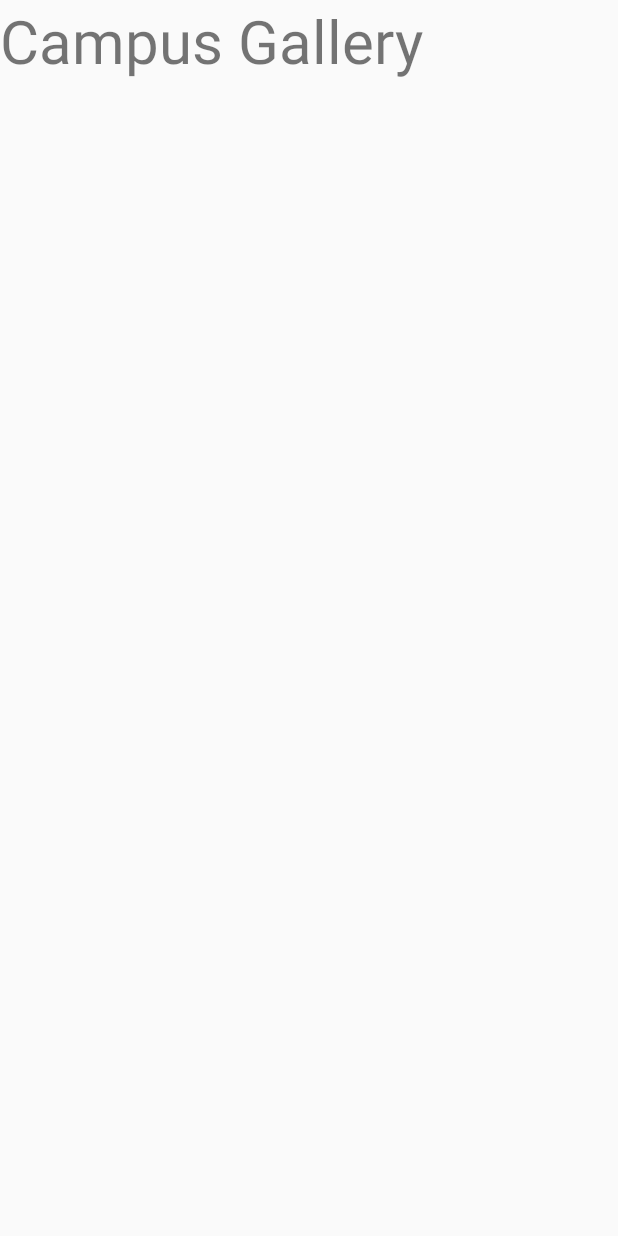
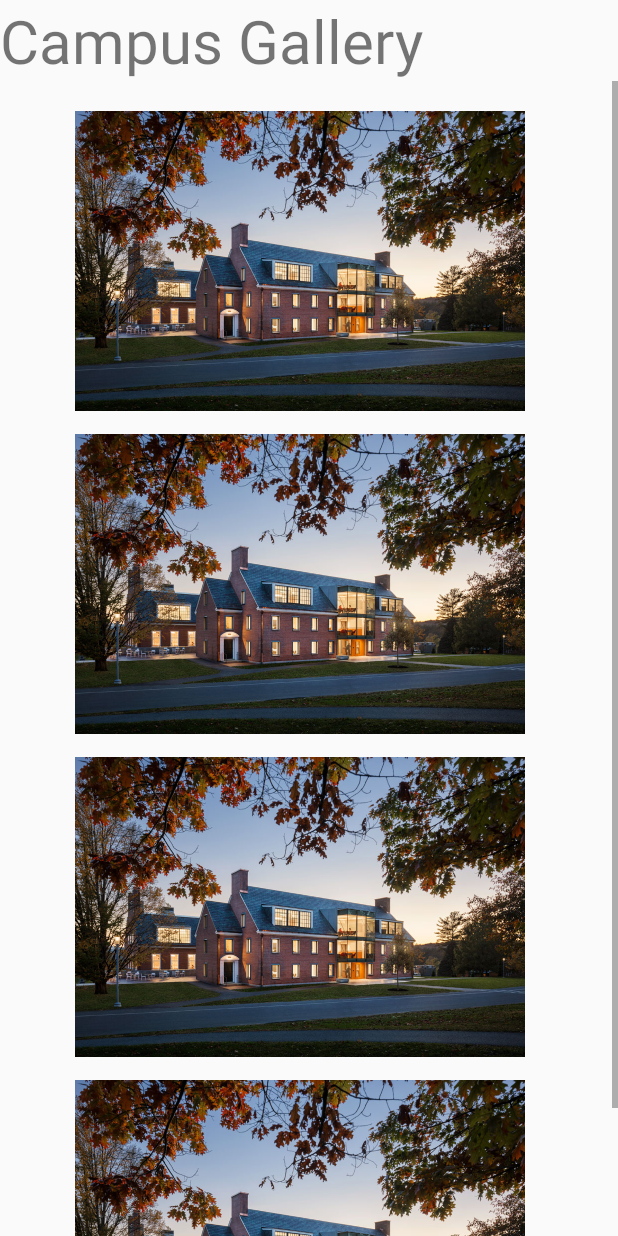
Before and after one commit to Tesfa-eth/BTON-Mobile-APP, an Android app: the CampusGallery screen opened directly, with no data from a screen before it, on a phone screen of 412 x 824 dp. Run offline under Robolectric (Android 15) with nearby library versions, the phone set to English and light mode, and no system bars.

Commit message:
Working image gallery Scroll view

```diff
--- a/app/src/main/res/layout/activity_campus_gallery.xml
+++ b/app/src/main/res/layout/activity_campus_gallery.xml
@@ -15,6 +15,47 @@
         android:textSize="40dp"
         />
 
+    <ScrollView
+        android:layout_width="match_parent"
+        android:layout_height="wrap_content"
+        android:layout_below="@+id/campusGallery"
+        android:id="@+id/scrollView"
+        >
+        <RelativeLayout
+            android:layout_width="match_parent"
+            android:layout_height="wrap_content"
+            >
+
+            <ImageView
+                android:layout_width="400dp"
+                android:layout_height="200dp"
+                android:id="@+id/image1"
+                android:layout_marginTop="20dp"
+                android:src="@drawable/bennington_background" />
+            <ImageView
+                android:layout_width="400dp"
+                android:layout_height="200dp"
+                android:layout_marginTop="15dp"
+                android:layout_below="@+id/image1"
+                android:id="@+id/image2"
+                android:src="@drawable/bennington_background" />
+            <ImageView
+                android:layout_width="400dp"
+                android:layout_height="200dp"
+                android:layout_marginTop="15dp"
+                android:layout_below="@+id/image2"
+                android:id="@+id/image3"
+                android:src="@drawable/bennington_background" />
+            <ImageView
+                android:layout_width="400dp"
+                android:layout_height="200dp"
+                android:layout_marginTop="15dp"
+                android:layout_below="@+id/image3"
+                android:id="@+id/image4"
+                android:src="@drawable/bennington_background" />
+        </RelativeLayout>
+    </ScrollView>
+
 
 
 
```
Also changed, not shown: app/src/main/res/layout/activity_health_center.xml (+45 -1 lines).
